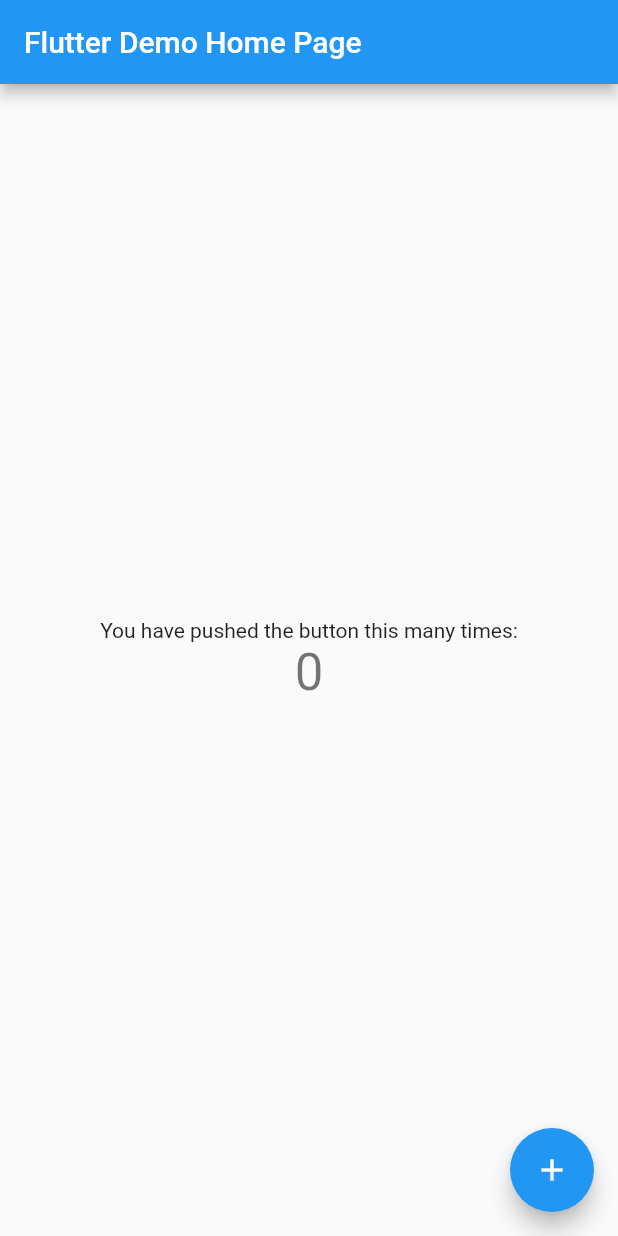
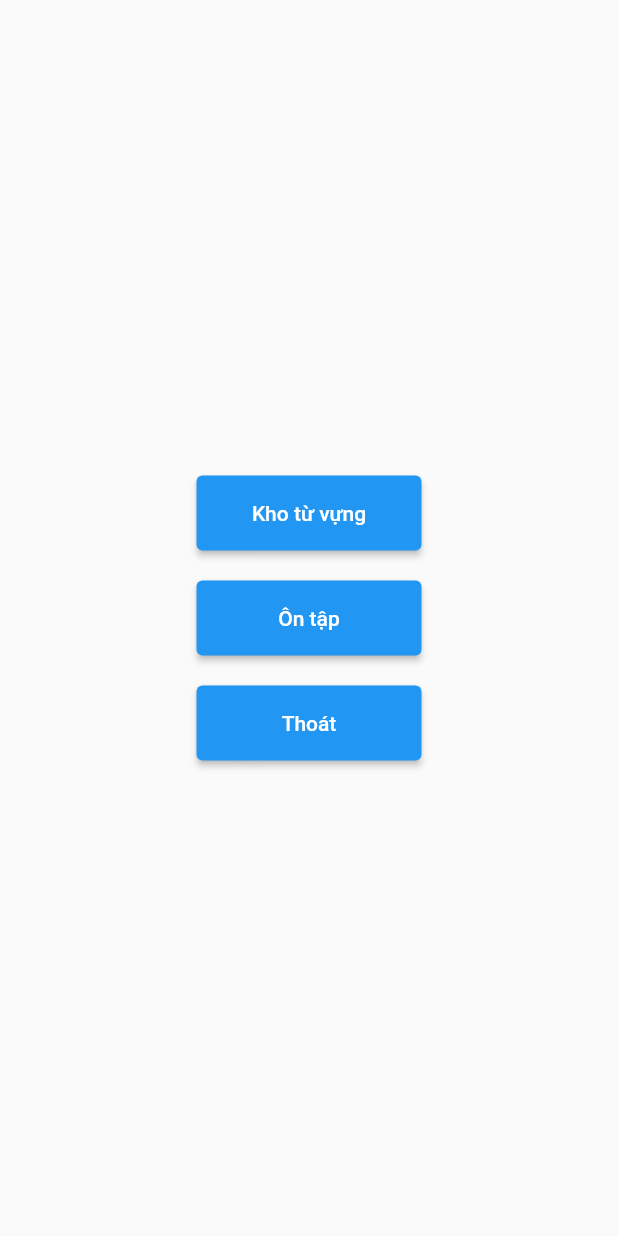
Before and after one commit to anhminh0401/Flash-Card, a Flutter app: the screen it shows after launch, on a phone screen of 412 x 824 dp. Run offline on Flutter 3.47's test engine with Material 2 defaults, Android fonts, the light colour scheme and no system bars; missing offline and left inert: hello_world.

Commit message:
menu page

```diff
--- a/flash_card/lib/main.dart
+++ b/flash_card/lib/main.dart
@@ -1,115 +1,69 @@
+import 'dart:io';
+
 import 'package:flutter/material.dart';
+import 'package:flutter/services.dart';
+import 'package:hello_world/word_storage.dart';
 
-void main() {
-  runApp(const MyApp());
-}
+void main() => runApp(const MyApp());
 
 class MyApp extends StatelessWidget {
   const MyApp({Key? key}) : super(key: key);
 
-  // This widget is the root of your application.
   @override
   Widget build(BuildContext context) {
-    return MaterialApp(
-      title: 'Flutter Demo',
-      theme: ThemeData(
-        // This is the theme of your application.
-        //
-        // Try running your application with "flutter run". You'll see the
-        // application has a blue toolbar. Then, without quitting the app, try
-        // changing the primarySwatch below to Colors.green and then invoke
-        // "hot reload" (press "r" in the console where you ran "flutter run",
-        // or simply save your changes to "hot reload" in a Flutter IDE).
-        // Notice that the counter didn't reset back to zero; the application
-        // is not restarted.
-        primarySwatch: Colors.blue,
-      ),
-      home: const MyHomePage(title: 'Flutter Demo Home Page'),
+    return const MaterialApp(
+      title: "Flash card",
+      home: const Home(),
     );
   }
 }
 
-class MyHomePage extends StatefulWidget {
-  const MyHomePage({Key? key, required this.title}) : super(key: key);
-
-  // This widget is the home page of your application. It is stateful, meaning
-  // that it has a State object (defined below) that contains fields that affect
-  // how it looks.
-
-  // This class is the configuration for the state. It holds the values (in this
-  // case the title) provided by the parent (in this case the App widget) and
-  // used by the build method of the State. Fields in a Widget subclass are
-  // always marked "final".
-
-  final String title;
+class Home extends StatefulWidget {
+  const Home({Key? key}) : super(key: key);
 
   @override
-  State<MyHomePage> createState() => _MyHomePageState();
+  State<Home> createState() => _HomeState();
 }
 
-class _MyHomePageState extends State<MyHomePage> {
-  int _counter = 0;
-
-  void _incrementCounter() {
-    setState(() {
-      // This call to setState tells the Flutter framework that something has
-      // changed in this State, which causes it to rerun the build method below
-      // so that the display can reflect the updated values. If we changed
-      // _counter without calling setState(), then the build method would not be
-      // called again, and so nothing would appear to happen.
-      _counter++;
-    });
-  }
-
+class _HomeState extends State<Home> {
   @override
   Widget build(BuildContext context) {
-    // This method is rerun every time setState is called, for instance as done
-    // by the _incrementCounter method above.
-    //
-    // The Flutter framework has been optimized to make rerunning build methods
-    // fast, so that you can just rebuild anything that needs updating rather
-    // than having to individually change instances of widgets.
     return Scaffold(
-      appBar: AppBar(
-        // Here we take the value from the MyHomePage object that was created by
-        // the App.build method, and use it to set our appbar title.
-        title: Text(widget.title),
-      ),
       body: Center(
-        // Center is a layout widget. It takes a single child and positions it
-        // in the middle of the parent.
-        child: Column(
-          // Column is also a layout widget. It takes a list of children and
-          // arranges them vertically. By default, it sizes itself to fit its
-          // children horizontally, and tries to be as tall as its parent.
-          //
-          // Invoke "debug painting" (press "p" in the console, choose the
-          // "Toggle Debug Paint" action from the Flutter Inspector in Android
-          // Studio, or the "Toggle Debug Paint" command in Visual Studio Code)
-          // to see the wireframe for each widget.
-          //
-          // Column has various properties to control how it sizes itself and
-          // how it positions its children. Here we use mainAxisAlignment to
-          // center the children vertically; the main axis here is the vertical
-          // axis because Columns are vertical (the cross axis would be
-          // horizontal).
-          mainAxisAlignment: MainAxisAlignment.center,
-          children: <Widget>[
-            const Text(
-              'You have pushed the button this many times:',
+          child: Column(
+        mainAxisAlignment: MainAxisAlignment.center,
+        children: [
+          Padding(
+            padding: const EdgeInsets.all(10),
+            child: ElevatedButton(
+              onPressed: () {
+                Route route = MaterialPageRoute(builder: (context) => WordStorage());
+                Navigator.push(context, route);
+              },
+              child: const Text("Kho từ vựng"),
+              style: ElevatedButton.styleFrom(minimumSize: const Size(150, 50)),
             ),
-            Text(
-              '$_counter',
-              style: Theme.of(context).textTheme.headline4,
-            ),
-          ],
-        ),
-      ),
-      floatingActionButton: FloatingActionButton(
-        onPressed: _incrementCounter,
-        tooltip: 'Increment',
-        child: const Icon(Icons.add),
-      ), // This trailing comma makes auto-formatting nicer for build methods.
+          ),
+          Padding(
+              padding: const EdgeInsets.all(10),
+              child: ElevatedButton(
+                onPressed: () {},
+                child: const Text("Ôn tập"),
+                style:
+                    ElevatedButton.styleFrom(minimumSize: const Size(150, 50)),
+              )),
+          Padding(
+              padding: const EdgeInsets.all(10),
+              child: ElevatedButton(
+                onPressed: () {
+                  SystemNavigator.pop();
+                },
+                child: const Text("Thoát"),
+                style:
+                    ElevatedButton.styleFrom(minimumSize: const Size(150, 50)),
+              ))
+        ],
+      )),
     );
   }
 }
```
